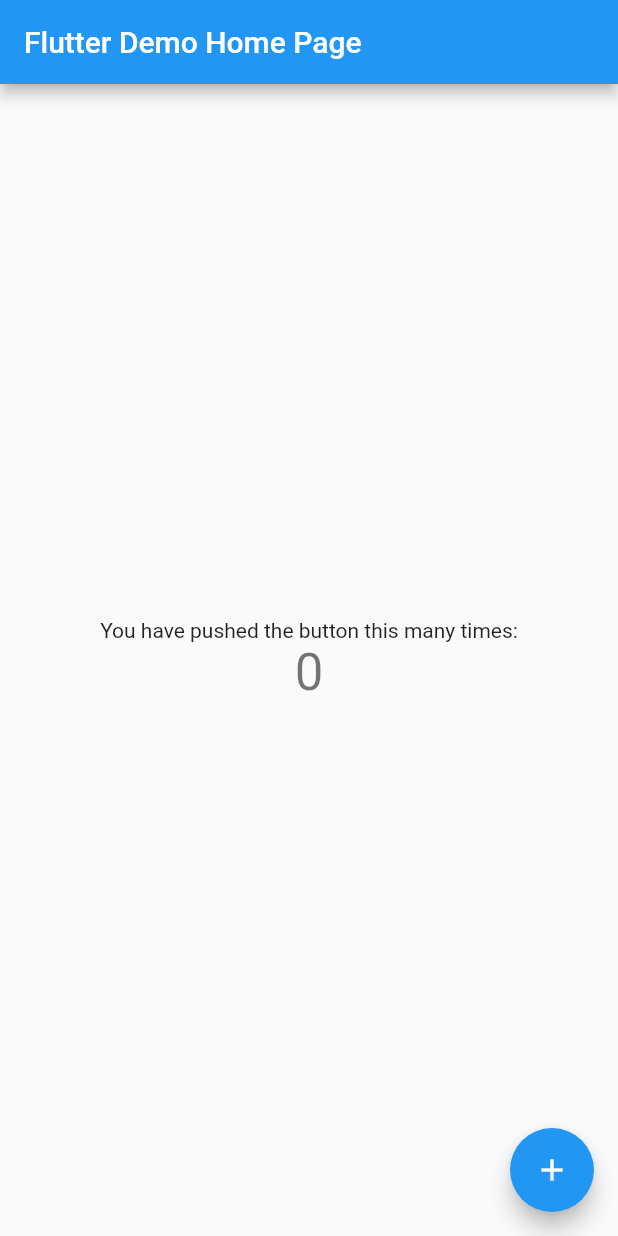
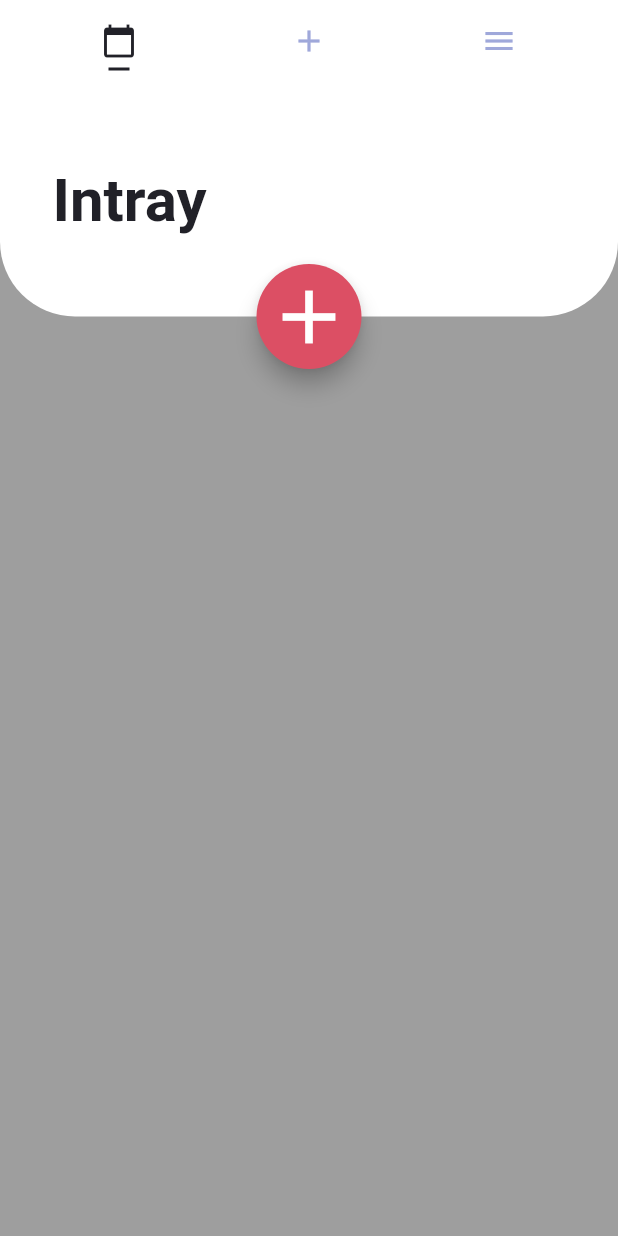
Before and after one commit to JaidynBelbin/FlutterTodoApp, a Flutter app: the screen it shows after launch, on a phone screen of 412 x 824 dp. Run offline on Flutter 3.47's test engine with Material 2 defaults, Android fonts, the phone set to English and light mode, and no system bars; Roboto replaces fonts that are missing (Avenir).

Commit message:
Created top nav bar and intray title with FAB

```diff
--- a/App/todoapp/lib/main.dart
+++ b/App/todoapp/lib/main.dart
@@ -1,4 +1,5 @@
 import 'package:flutter/material.dart';
+import 'models/global.dart';
 
 void main() {
   runApp(MyApp());
@@ -9,35 +10,17 @@ class MyApp extends StatelessWidget {
   @override
   Widget build(BuildContext context) {
     return MaterialApp(
-      title: 'Flutter Demo',
+      title: 'Todo App',
       theme: ThemeData(
-        // This is the theme of your application.
-        //
-        // Try running your application with "flutter run". You'll see the
-        // application has a blue toolbar. Then, without quitting the app, try
-        // changing the primarySwatch below to Colors.green and then invoke
-        // "hot reload" (press "r" in the console where you ran "flutter run",
-        // or simply save your changes to "hot reload" in a Flutter IDE).
-        // Notice that the counter didn't reset back to zero; the application
-        // is not restarted.
         primarySwatch: Colors.blue,
       ),
-      home: MyHomePage(title: 'Flutter Demo Home Page'),
+      home: MyHomePage(),
     );
   }
 }
 
 class MyHomePage extends StatefulWidget {
   MyHomePage({Key key, this.title}) : super(key: key);
-
-  // This widget is the home page of your application. It is stateful, meaning
-  // that it has a State object (defined below) that contains fields that affect
-  // how it looks.
-
-  // This class is the configuration for the state. It holds the values (in this
-  // case the title) provided by the parent (in this case the App widget) and
-  // used by the build method of the State. Fields in a Widget subclass are
-  // always marked "final".
 
   final String title;
 
@@ -46,68 +29,82 @@ class MyHomePage extends StatefulWidget {
 }
 
 class _MyHomePageState extends State<MyHomePage> {
-  int _counter = 0;
-
-  void _incrementCounter() {
-    setState(() {
-      // This call to setState tells the Flutter framework that something has
-      // changed in this State, which causes it to rerun the build method below
-      // so that the display can reflect the updated values. If we changed
-      // _counter without calling setState(), then the build method would not be
-      // called again, and so nothing would appear to happen.
-      _counter++;
-    });
-  }
-
   @override
   Widget build(BuildContext context) {
-    // This method is rerun every time setState is called, for instance as done
-    // by the _incrementCounter method above.
-    //
-    // The Flutter framework has been optimized to make rerunning build methods
-    // fast, so that you can just rebuild anything that needs updating rather
-    // than having to individually change instances of widgets.
-    return Scaffold(
-      appBar: AppBar(
-        // Here we take the value from the MyHomePage object that was created by
-        // the App.build method, and use it to set our appbar title.
-        title: Text(widget.title),
-      ),
-      body: Center(
-        // Center is a layout widget. It takes a single child and positions it
-        // in the middle of the parent.
-        child: Column(
-          // Column is also a layout widget. It takes a list of children and
-          // arranges them vertically. By default, it sizes itself to fit its
-          // children horizontally, and tries to be as tall as its parent.
-          //
-          // Invoke "debug painting" (press "p" in the console, choose the
-          // "Toggle Debug Paint" action from the Flutter Inspector in Android
-          // Studio, or the "Toggle Debug Paint" command in Visual Studio Code)
-          // to see the wireframe for each widget.
-          //
-          // Column has various properties to control how it sizes itself and
-          // how it positions its children. Here we use mainAxisAlignment to
-          // center the children vertically; the main axis here is the vertical
-          // axis because Columns are vertical (the cross axis would be
-          // horizontal).
-          mainAxisAlignment: MainAxisAlignment.center,
-          children: <Widget>[
-            Text(
-              'You have pushed the button this many times:',
+    return DefaultTabController(
+      length: 3,
+      child: Scaffold(
+        appBar: AppBar(
+          elevation: 0,
+          backgroundColor: Colors.white,
+          title: TabBar(
+            tabs: [
+              Tab(
+                icon: new Icon(Icons.calendar_today),
+              ),
+              Tab(
+                icon: new Icon(Icons.add),
+              ),
+              Tab(
+                icon: new Icon(Icons.menu_sharp),
+              ),
+            ],
+            labelColor: darkGreyColour,
+            unselectedLabelColor: Colors.indigo.shade200,
+            indicatorSize: TabBarIndicatorSize.label,
+            indicatorPadding: EdgeInsets.all(5.0),
+            indicatorColor: darkGreyColour,
+          ),
+        ),
+        body: Stack(
+          children: [
+            TabBarView(
+              children: [
+                Container(
+                  color: Colors.grey,
+                ),
+                Container(
+                  color: Colors.grey,
+                ),
+                Container(
+                  color: Colors.grey,
+                )
+              ],
             ),
-            Text(
-              '$_counter',
-              style: Theme.of(context).textTheme.headline4,
+            Container(
+              padding: EdgeInsets.only(left: 35),
+              height: 155,
+              decoration: BoxDecoration(
+                color: Colors.white,
+                borderRadius: BorderRadius.only(
+                    bottomLeft: Radius.circular(50),
+                    bottomRight: Radius.circular(50)),
+              ),
+              child: Row(
+                mainAxisAlignment: MainAxisAlignment.spaceBetween,
+                children: [
+                  Text("Intray", style: intrayTitleStyle),
+                  Container()
+                ],
+              ),
             ),
+            Container(
+              height: 70,
+              width: 70,
+              margin: EdgeInsets.only(
+                  top: 120, left: MediaQuery.of(context).size.width * 0.5 - 35),
+              child: FloatingActionButton(
+                child: Icon(
+                  Icons.add,
+                  size: 60,
+                ),
+                backgroundColor: redColour,
+                onPressed: null,
+              ),
+            )
           ],
         ),
       ),
-      floatingActionButton: FloatingActionButton(
-        onPressed: _incrementCounter,
-        tooltip: 'Increment',
-        child: Icon(Icons.add),
-      ), // This trailing comma makes auto-formatting nicer for build methods.
     );
   }
 }
--- /dev/null
+++ b/App/todoapp/lib/models/global.dart
@@ -0,0 +1,10 @@
+import 'package:flutter/material.dart';
+
+/// Global styles for our app.
+Color darkGreyColour = Color(0xff212128);
+Color redColour = Color(0xffdc4f64);
+TextStyle intrayTitleStyle = TextStyle(
+    fontFamily: 'Avenir',
+    fontWeight: FontWeight.bold,
+    color: darkGreyColour,
+    fontSize: 40);
```
Also changed, not shown: 2 other files.
